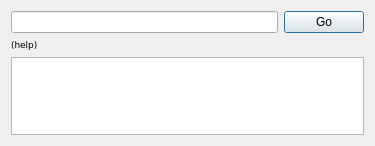
This is src/gotodialog.ui in jhn98032/gede as Qt 5 draws it before an edit. The edited form follows.
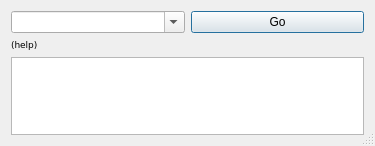
This is the edited form.

Commit message: Improved the goto dialog

```diff
--- a/src/gotodialog.ui
+++ b/src/gotodialog.ui
@@ -13,11 +13,18 @@
   <property name="windowTitle">
    <string>Go To Line</string>
   </property>
+  <property name="sizeGripEnabled">
+   <bool>true</bool>
+  </property>
   <layout class="QVBoxLayout" name="verticalLayout">
    <item>
     <layout class="QHBoxLayout" name="horizontalLayout">
      <item>
-      <widget class="QLineEdit" name="lineEdit"/>
+      <widget class="QComboBox" name="comboBox">
+       <property name="editable">
+        <bool>true</bool>
+       </property>
+      </widget>
      </item>
      <item>
       <widget class="QPushButton" name="pushButton">
```
The commit also changes 2 other files.
